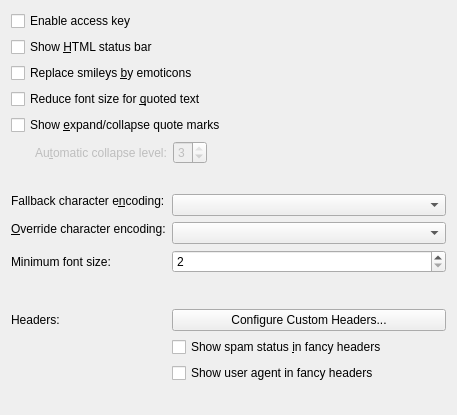
Qt form messageviewer/ui/settings.ui (KDE/kdepim) before a commit.
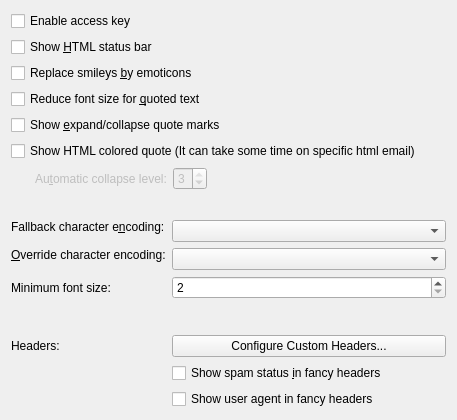
The same form after that commit. Custom widgets are drawn as their Qt base class.

Commit message: Add UI to configure if we want to show html quote colored

Diff of the .ui file:
```diff
--- a/messageviewer/ui/settings.ui
+++ b/messageviewer/ui/settings.ui
@@ -68,6 +68,13 @@
        </property>
       </widget>
      </item>
+     <item>
+      <widget class="QCheckBox" name="kcfg_HtmlQuoteColorerEnabled">
+       <property name="text">
+        <string>Show HTML colored quote (It can take some time on specific html email)</string>
+       </property>
+      </widget>
+     </item>
      <item>
       <layout class="QHBoxLayout" name="horizontalLayout_2">
        <item>
```
